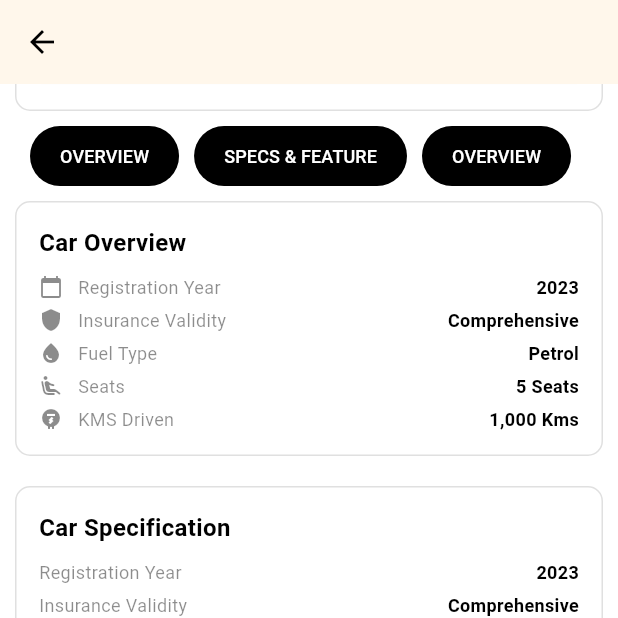
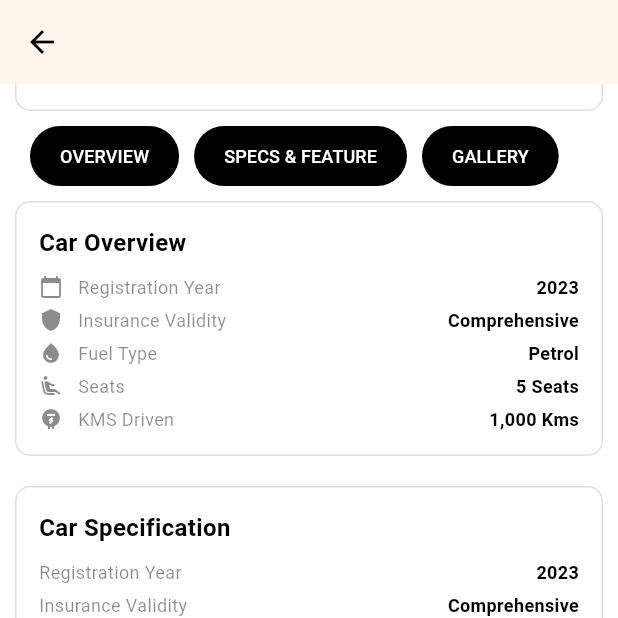
Before and after one commit to Kunal5200/Euvande, a Flutter app: the ProductDetailsScreen screen opened directly, scrolled down 330 dp, on a phone screen of 412 x 824 dp, the top half of it. Run offline on Flutter 3.47's test engine with Material 3 defaults, Android fonts, the light colour scheme and no system bars; our stand-ins replace carousel_slider, extended_image, flutter_svg, image_picker, intl_phone_field, video_player; missing offline and left inert: scrollable_list_tabview; network calls fail; Roboto replaces fonts that are missing (Gilroy).

Commit message:
Sell process ui changes

```diff
--- a/lib/screen/product_details_screen.dart
+++ b/lib/screen/product_details_screen.dart
@@ -154,7 +154,7 @@ class _ProductDetailsScreenState
               onPressed: () => {},
               style: raisedButtonStyleRound,
               child: Text(
-                "OVERVIEW",
+                "GALLERY",
                 style: TextStyle(color: Colors.white, fontSize: 12),
               ))
         ],
--- a/lib/screen/profile_setting_screen.dart
+++ b/lib/screen/profile_setting_screen.dart
@@ -18,6 +18,9 @@ class _ProfileSettingScreenState extends State<ProfileSettingScreen> {
   @override
   Widget build(BuildContext context) {
     return Scaffold(
+      appBar: AppBar(
+        title: Text(""),
+      ),
       body: Container(
         padding: EdgeInsets.symmetric(),
         child: Form(
```
Also changed, not shown: lib/screen/profile_detail_screen.dart (+8 -3 lines).
